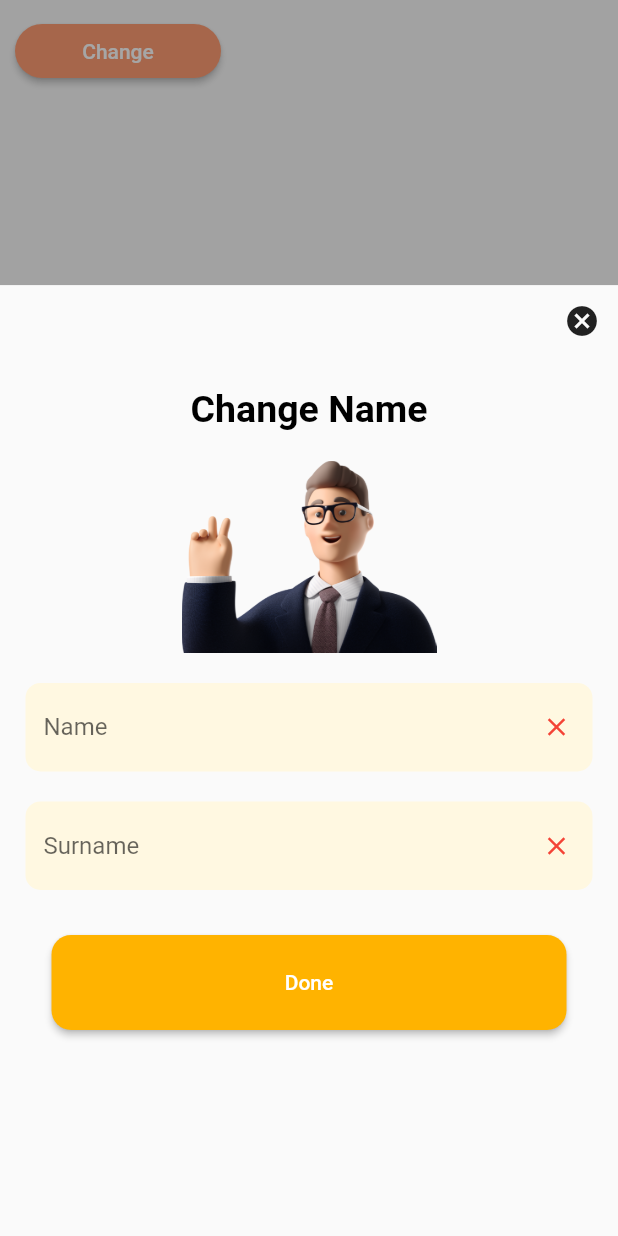
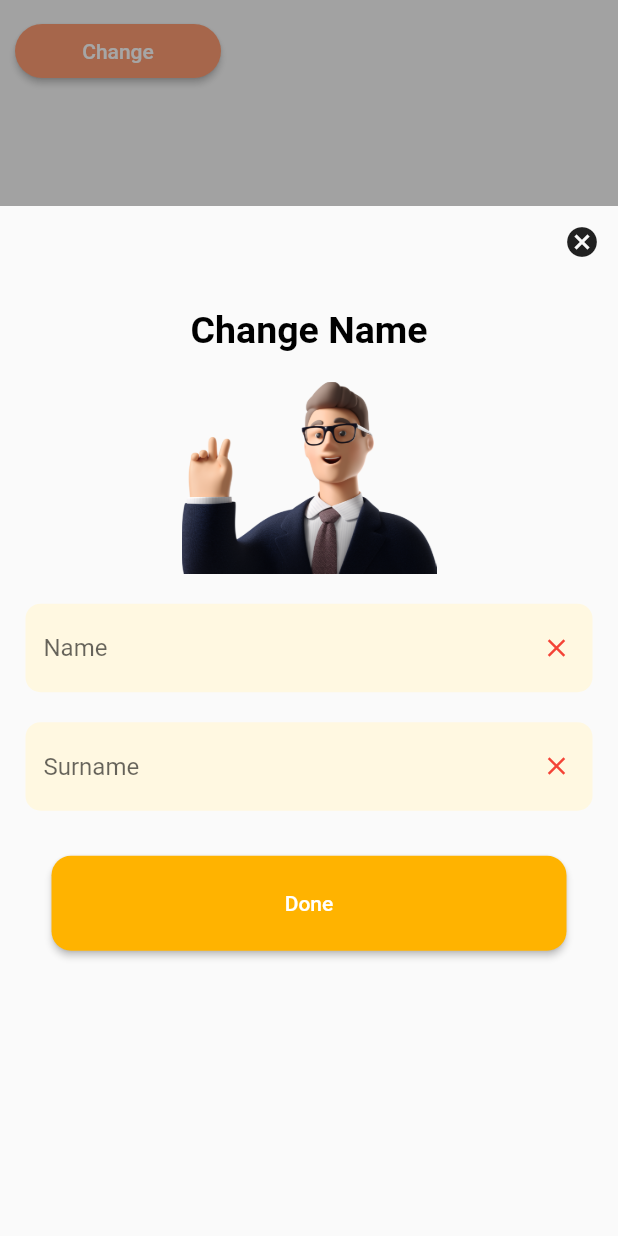
Before and after one commit to yagizdo/Todo-Moon, a Flutter app: the ChangeNameBTN widget shown alone on an empty page, opened directly, after a tap on "Change", on a phone screen of 412 x 824 dp. Run offline on Flutter 3.47's test engine with Material 2 defaults, Android fonts, the phone set to English and light mode, and no system bars; our stand-ins replace animated_splash_screen, auto_size_text, flutter_slidable, fluttertoast, font_awesome_flutter, hexcolor and 4 more; missing offline and left inert: cupertino_list_tile, shared_preferences_web; accounts and stored records are empty; statements that could not run were skipped.

Commit message:
Little UI updates for 5S

```diff
--- a/lib/Pages/add_todo.dart
+++ b/lib/Pages/add_todo.dart
@@ -38,6 +38,7 @@ class _AddTodoState extends State<AddTodo> {
   @override
   Widget build(BuildContext context) {
     return SingleChildScrollView(
+      scrollDirection: Axis.vertical,
       reverse: true,
       child: Form(
         key: formKey,
--- a/lib/Widgets/Profile/change_name_btn.dart
+++ b/lib/Widgets/Profile/change_name_btn.dart
@@ -17,9 +17,10 @@ class ChangeNameBTN extends StatelessWidget {
               /*Navigator.push(context,
                   MaterialPageRoute(builder: (context) => ChangeNameScreen()));*/
               showMaterialModalBottomSheet(
+                  enableDrag: false,
                   context: context,
                   builder: (context) => SizedBox(
-                      height: MediaQuery.of(context).size.height / 1.3,
+                      height: MediaQuery.of(context).size.height / 1.2,
                       child: ChangeNameScreen()));
             },
             child: const Text('Change'),
--- a/lib/Widgets/Todo/custom_tf.dart
+++ b/lib/Widgets/Todo/custom_tf.dart
@@ -17,6 +17,7 @@ class CustomTF extends StatelessWidget {
     return Padding(
       padding: const EdgeInsets.only(left: 20.0, right: 20.0, top: 15.0),
       child: TextFormField(
+        textInputAction: TextInputAction.done,
         maxLength: labelText.contains('Title')
             ? 25
             : labelText.contains('Category')
```
Also changed, not shown: 1 other file.
